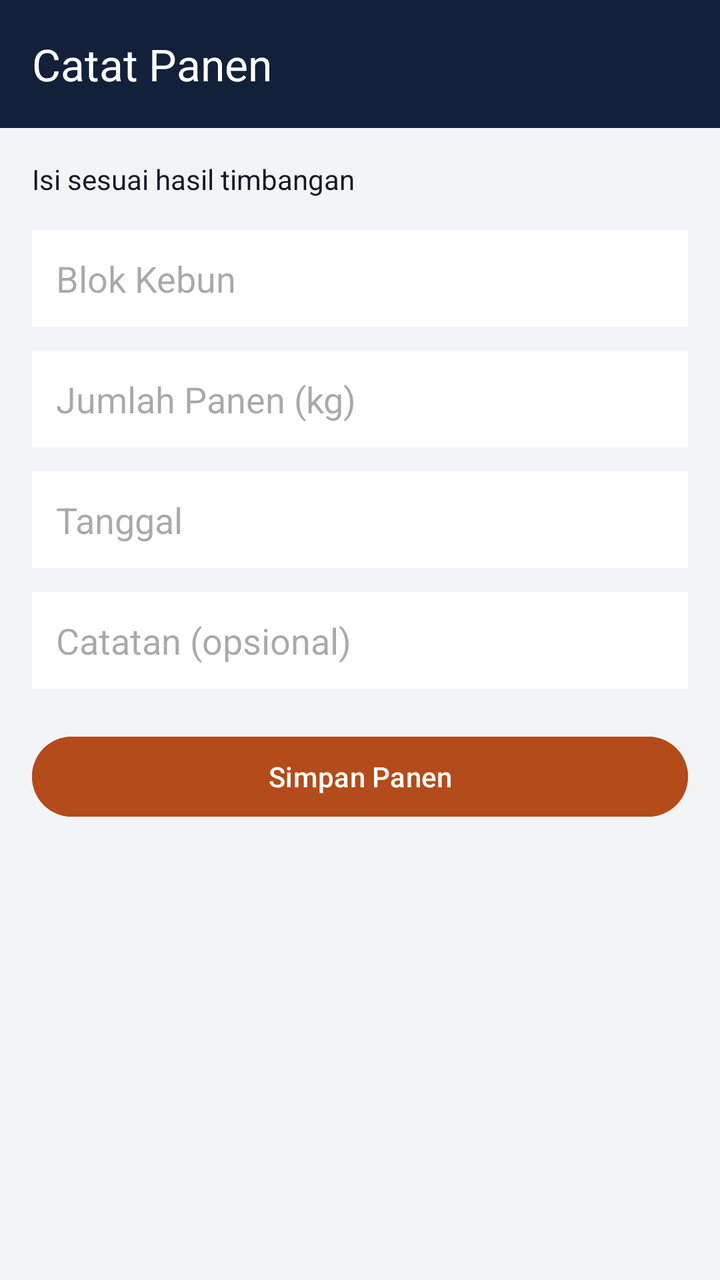
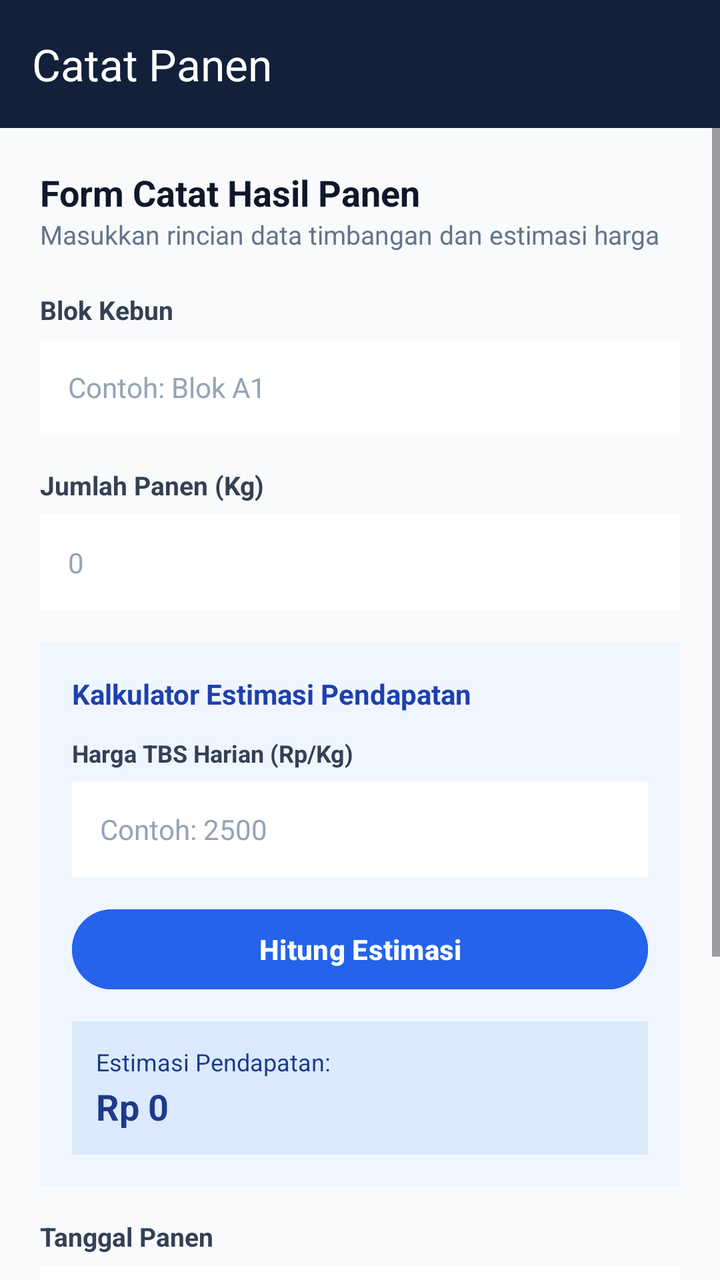

Before-and-after screenshots of an Android layout around one commit, followed by the original layout XML and the change that was made.
<!-- AndroidManifest.xml: application theme Theme.ELVOreo -->
<!-- res/layout/fragment_panen.xml -->
<?xml version="1.0" encoding="utf-8"?>
<LinearLayout xmlns:android="http://schemas.android.com/apk/res/android"
    xmlns:app="http://schemas.android.com/apk/res-auto"
    android:layout_width="match_parent"
    android:layout_height="match_parent"
    android:orientation="vertical"
    android:background="#F3F4F6">

    <androidx.appcompat.widget.Toolbar
        android:id="@+id/toolbarPanen"
        android:layout_width="match_parent"
        android:layout_height="?attr/actionBarSize"
        android:background="#12203A"
        app:title="Catat Panen"
        app:titleTextColor="#FFFFFF" />

    <ScrollView
        android:layout_width="match_parent"
        android:layout_height="match_parent"
        android:padding="16dp">

        <LinearLayout
            android:layout_width="match_parent"
            android:layout_height="wrap_content"
            android:orientation="vertical">

            <TextView
                android:layout_width="wrap_content"
                android:layout_height="wrap_content"
                android:text="Isi sesuai hasil timbangan"
                android:textColor="#111827"
                android:textSize="14sp"
                android:layout_marginBottom="16dp" />

            <EditText
                android:id="@+id/etBlokKebun"
                android:layout_width="match_parent"
                android:layout_height="wrap_content"
                android:hint="Blok Kebun"
                android:background="#FFFFFF"
                android:padding="12dp"
                android:layout_marginBottom="12dp" />

            <EditText
                android:id="@+id/etBeratPanen"
                android:layout_width="match_parent"
                android:layout_height="wrap_content"
                android:hint="Jumlah Panen (kg)"
                android:inputType="number"
                android:background="#FFFFFF"
                android:padding="12dp"
                android:layout_marginBottom="12dp" />

            <EditText
                android:id="@+id/etTanggalPanen"
                android:layout_width="match_parent"
                android:layout_height="wrap_content"
                android:hint="Tanggal"
                android:background="#FFFFFF"
                android:padding="12dp"
                android:layout_marginBottom="12dp" />

            <EditText
                android:id="@+id/etCatatan"
                android:layout_width="match_parent"
                android:layout_height="wrap_content"
                android:hint="Catatan (opsional)"
                android:background="#FFFFFF"
                android:padding="12dp"
                android:layout_marginBottom="20dp" />

            <Button
                android:id="@+id/btnSimpan"
                android:layout_width="match_parent"
                android:layout_height="wrap_content"
                android:text="Simpan Panen"
                android:backgroundTint="#B44B1A"
                android:textColor="#FFFFFF" />

        </LinearLayout>
    </ScrollView>
</LinearLayout>
<!-- resources referenced by this layout -->
<resources>
  <style name="Theme.ELVOreo" parent="Base.Theme.ELVOreo" />
  <style name="Base.Theme.ELVOreo" parent="Theme.Material3.DayNight.NoActionBar">
          
          
      </style>
</resources>

<!-- the commit's change to res/layout/fragment_panen.xml (unified diff, before → after) -->
@@ -4,7 +4,7 @@
     android:layout_width="match_parent"
     android:layout_height="match_parent"
     android:orientation="vertical"
-    android:background="#F3F4F6">
+    android:background="#F8FAFC">
 
     <androidx.appcompat.widget.Toolbar
         android:id="@+id/toolbarPanen"
@@ -17,63 +17,209 @@
     <ScrollView
         android:layout_width="match_parent"
         android:layout_height="match_parent"
-        android:padding="16dp">
+        android:fillViewport="true">
 
         <LinearLayout
             android:layout_width="match_parent"
             android:layout_height="wrap_content"
-            android:orientation="vertical">
-
-            <TextView
-                android:layout_width="wrap_content"
-                android:layout_height="wrap_content"
-                android:text="Isi sesuai hasil timbangan"
-                android:textColor="#111827"
-                android:textSize="14sp"
+            android:orientation="vertical"
+            android:padding="20dp">
+
+            
+            <TextView
+                android:layout_width="wrap_content"
+                android:layout_height="wrap_content"
+                android:text="Form Catat Hasil Panen"
+                android:textColor="#0F172A"
+                android:textSize="18sp"
+                android:textStyle="bold" />
+
+            <TextView
+                android:layout_width="wrap_content"
+                android:layout_height="wrap_content"
+                android:text="Masukkan rincian data timbangan dan estimasi harga"
+                android:textColor="#64748B"
+                android:textSize="13sp"
+                android:layout_marginBottom="20dp" />
+
+            
+            <TextView
+                android:layout_width="wrap_content"
+                android:layout_height="wrap_content"
+                android:text="Blok Kebun"
+                android:textColor="#334155"
+                android:textSize="13sp"
+                android:textStyle="bold"
+                android:layout_marginBottom="6dp" />
+
+            <EditText
+                android:id="@+id/etBlokKebun"
+                android:layout_width="match_parent"
+                android:layout_height="48dp"
+                android:hint="Contoh: Blok A1"
+                android:textColorHint="#94A3B8"
+                android:textColor="#0F172A"
+                android:textSize="14sp"
+                android:background="#FFFFFF"
+                android:paddingHorizontal="14dp"
                 android:layout_marginBottom="16dp" />
 
-            <EditText
-                android:id="@+id/etBlokKebun"
-                android:layout_width="match_parent"
-                android:layout_height="wrap_content"
-                android:hint="Blok Kebun"
-                android:background="#FFFFFF"
-                android:padding="12dp"
-                android:layout_marginBottom="12dp" />
+            
+            <TextView
+                android:layout_width="wrap_content"
+                android:layout_height="wrap_content"
+                android:text="Jumlah Panen (Kg)"
+                android:textColor="#334155"
+                android:textSize="13sp"
+                android:textStyle="bold"
+                android:layout_marginBottom="6dp" />
 
             <EditText
                 android:id="@+id/etBeratPanen"
                 android:layout_width="match_parent"
-                android:layout_height="wrap_content"
-                android:hint="Jumlah Panen (kg)"
-                android:inputType="number"
-                android:background="#FFFFFF"
-                android:padding="12dp"
-                android:layout_marginBottom="12dp" />
+                android:layout_height="48dp"
+                android:hint="0"
+                android:textColorHint="#94A3B8"
+                android:textColor="#0F172A"
+                android:textSize="14sp"
+                android:inputType="numberDecimal"
+                android:background="#FFFFFF"
+                android:paddingHorizontal="14dp"
+                android:layout_marginBottom="16dp" />
+
+            
+            <LinearLayout
+                android:layout_width="match_parent"
+                android:layout_height="wrap_content"
+                android:orientation="vertical"
+                android:background="#EFF6FF"
+                android:padding="16dp"
+                android:layout_marginBottom="16dp">
+
+                <TextView
+                    android:layout_width="wrap_content"
+                    android:layout_height="wrap_content"
+                    android:text="Kalkulator Estimasi Pendapatan"
+                    android:textColor="#1E40AF"
+                    android:textSize="14sp"
+                    android:textStyle="bold"
+                    android:layout_marginBottom="12dp" />
+
+                <TextView
+                    android:layout_width="wrap_content"
+                    android:layout_height="wrap_content"
+                    android:text="Harga TBS Harian (Rp/Kg)"
+                    android:textColor="#334155"
+                    android:textSize="12sp"
+                    android:textStyle="bold"
+                    android:layout_marginBottom="6dp" />
+
+                <EditText
+                    android:id="@+id/etHargaTBS"
+                    android:layout_width="match_parent"
+                    android:layout_height="48dp"
+                    android:hint="Contoh: 2500"
+                    android:textColorHint="#94A3B8"
+                    android:textColor="#0F172A"
+                    android:textSize="14sp"
+                    android:inputType="numberDecimal"
+                    android:background="#FFFFFF"
+                    android:paddingHorizontal="14dp"
+                    android:layout_marginBottom="12dp" />
+
+                <Button
+                    android:id="@+id/btnHitungEstimasi"
+                    android:layout_width="match_parent"
+                    android:layout_height="48dp"
+                    android:text="Hitung Estimasi"
+                    android:textAllCaps="false"
+                    android:textSize="14sp"
+                    android:textStyle="bold"
+                    android:backgroundTint="#2563EB"
+                    android:textColor="#FFFFFF"
+                    android:layout_marginBottom="12dp" />
+
+                
+                <LinearLayout
+                    android:layout_width="match_parent"
+                    android:layout_height="wrap_content"
+                    android:orientation="vertical"
+                    android:background="#DBEAFE"
+                    android:padding="12dp">
+
+                    <TextView
+                        android:layout_width="wrap_content"
+                        android:layout_height="wrap_content"
+                        android:text="Estimasi Pendapatan:"
+                        android:textColor="#1E3A8A"
+                        android:textSize="12sp" />
+
+                    <TextView
+                        android:id="@+id/tvHasilEstimasi"
+                        android:layout_width="wrap_content"
+                        android:layout_height="wrap_content"
+                        android:text="Rp 0"
+                        android:textColor="#1E3A8A"
+                        android:textSize="18sp"
+                        android:textStyle="bold"
+                        android:layout_marginTop="2dp" />
+                </LinearLayout>
+
+            </LinearLayout>
+
+            
+            <TextView
+                android:layout_width="wrap_content"
+                android:layout_height="wrap_content"
+                android:text="Tanggal Panen"
+                android:textColor="#334155"
+                android:textSize="13sp"
+                android:textStyle="bold"
+                android:layout_marginBottom="6dp" />
 
             <EditText
                 android:id="@+id/etTanggalPanen"
                 android:layout_width="match_parent"
-                android:layout_height="wrap_content"
-                android:hint="Tanggal"
-                android:background="#FFFFFF"
-                android:padding="12dp"
-                android:layout_marginBottom="12dp" />
+                android:layout_height="48dp"
+                android:hint="DD/MM/YYYY"
+                android:textColorHint="#94A3B8"
+                android:textColor="#0F172A"
+                android:textSize="14sp"
+                android:background="#FFFFFF"
+                android:paddingHorizontal="14dp"
+                android:layout_marginBottom="16dp" />
+
+            
+            <TextView
+                android:layout_width="wrap_content"
+                android:layout_height="wrap_content"
+                android:text="Catatan (Opsional)"
+                android:textColor="#334155"
+                android:textSize="13sp"
+                android:textStyle="bold"
+                android:layout_marginBottom="6dp" />
 
             <EditText
                 android:id="@+id/etCatatan"
                 android:layout_width="match_parent"
-                android:layout_height="wrap_content"
-                android:hint="Catatan (opsional)"
-                android:background="#FFFFFF"
-                android:padding="12dp"
-                android:layout_marginBottom="20dp" />
-
+                android:layout_height="48dp"
+                android:hint="Tambahkan catatan jika ada"
+                android:textColorHint="#94A3B8"
+                android:textColor="#0F172A"
+                android:textSize="14sp"
+                android:background="#FFFFFF"
+                android:paddingHorizontal="14dp"
+                android:layout_marginBottom="24dp" />
+
+            
             <Button
                 android:id="@+id/btnSimpan"
                 android:layout_width="match_parent"
-                android:layout_height="wrap_content"
-                android:text="Simpan Panen"
+                android:layout_height="52dp"
+                android:text="Simpan Data Panen"
+                android:textAllCaps="false"
+                android:textSize="15sp"
+                android:textStyle="bold"
                 android:backgroundTint="#B44B1A"
                 android:textColor="#FFFFFF" />
 
